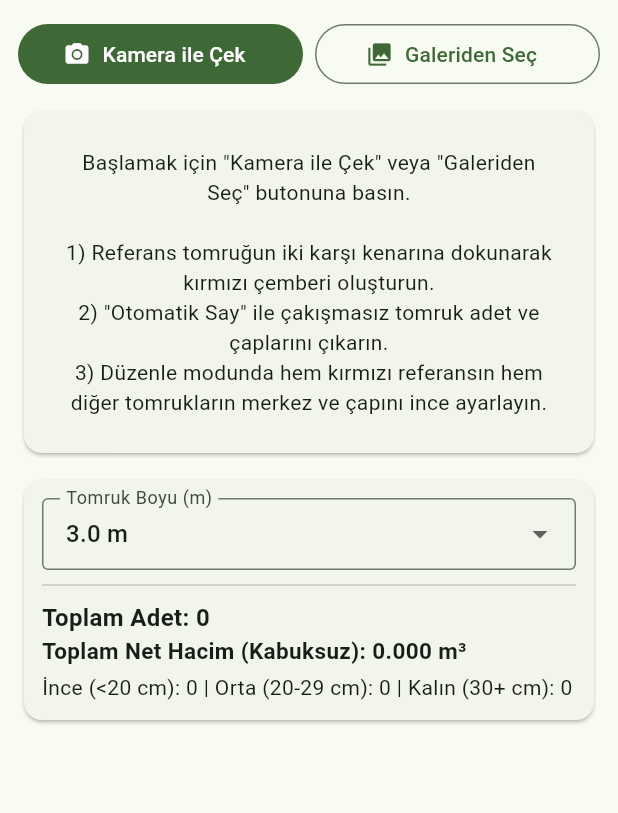
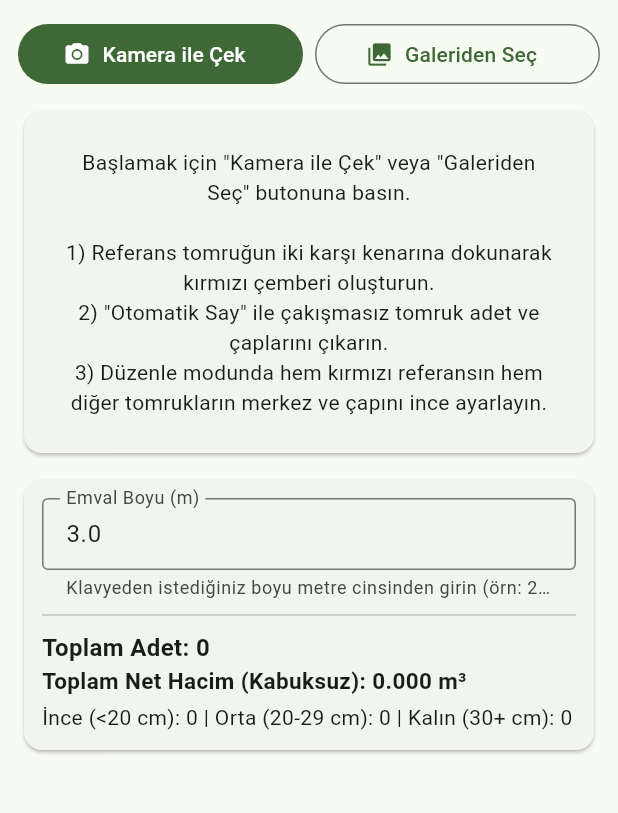
Before and after one commit to cihantrkmen-dev/TOMRUKEBAT, a Flutter app: the KameraOlcumSayfasi screen opened directly, on a phone screen of 412 x 824 dp, the part 84-897 px from its top. Run offline on Flutter 3.47's test engine with Material 3 defaults, Android fonts, the phone set to English and light mode, and no system bars; our stand-ins replace image_picker, shared_preferences; accounts and stored records are empty.

Commit message:
feat: Emval Boyu serbest klavye girisi eklendi

```diff
--- a/mobile_app/lib/main.dart
+++ b/mobile_app/lib/main.dart
@@ -467,7 +467,8 @@ class _KameraOlcumSayfasiState extends State<KameraOlcumSayfasi> {
   int? _seciliTomrukIdx;
   EtkilesimModu _mod = EtkilesimModu.kalibrasyon;
 
-  double _tomrukBoyu = 3.0;
+  double _emvalBoyu = 3.0;
+  final TextEditingController _emvalBoyuController = TextEditingController(text: '3.0');
   final double _varsayilanManuelCapCm = 24.0;
 
   double get _invAspect => _fotoYukseklik / max(1, _fotoGenislik);
@@ -475,12 +476,20 @@ class _KameraOlcumSayfasiState extends State<KameraOlcumSayfasi> {
   @override
   void dispose() {
     _bilinenCapController.dispose();
+    _emvalBoyuController.dispose();
     _zoomController.dispose();
     super.dispose();
   }
 
   void _zoomSifirla() {
     _zoomController.value = Matrix4.identity();
+  }
+
+  void _emvalBoyuDegisti(String val) {
+    final girilen = double.tryParse(val.replaceAll(',', '.'));
+    if (girilen != null && girilen > 0 && girilen <= 30.0) {
+      setState(() => _emvalBoyu = girilen);
+    }
   }
 
   double _maksimumCakismasizYaricapNorm(double nx, double ny, {int? haricIdx}) {
@@ -936,7 +945,7 @@ class _KameraOlcumSayfasiState extends State<KameraOlcumSayfasi> {
   double _netHacimHesapla(double capCm) {
     final int tamCapCm = capCm.floor();
     final rMetre = (tamCapCm / 100.0) / 2.0;
-    return pi * rMetre * rMetre * _tomrukBoyu;
+    return pi * rMetre * rMetre * _emvalBoyu;
   }
 
   Widget _yonTuslari({required void Function(double dx, double dy) onKaydir}) {
@@ -1237,19 +1246,16 @@ class _KameraOlcumSayfasiState extends State<KameraOlcumSayfasi> {
               child: Column(
                 crossAxisAlignment: CrossAxisAlignment.start,
                 children: [
-                  DropdownButtonFormField<double>(
-                    value: _tomrukBoyu,
+                  TextField(
+                    controller: _emvalBoyuController,
+                    keyboardType: const TextInputType.numberWithOptions(decimal: true),
                     decoration: const InputDecoration(
-                      labelText: 'Tomruk Boyu (m)',
+                      labelText: 'Emval Boyu (m)',
+                      helperText: 'Klavyeden istediğiniz boyu metre cinsinden girin (örn: 2.5, 3.0, 4.2)',
                       border: OutlineInputBorder(),
                       isDense: true,
                     ),
-                    items: const [2.0, 2.5, 3.0, 4.0, 5.0]
-                        .map((b) => DropdownMenuItem(value: b, child: Text('$b m')))
-                        .toList(),
-                    onChanged: (v) {
-                      if (v != null) setState(() => _tomrukBoyu = v);
-                    },
+                    onChanged: _emvalBoyuDegisti,
                   ),
                   const Divider(height: 20),
                   Text(
```
